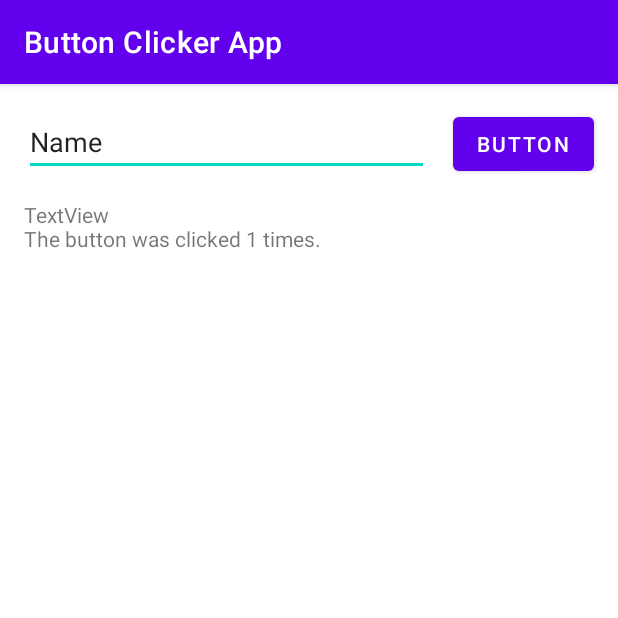
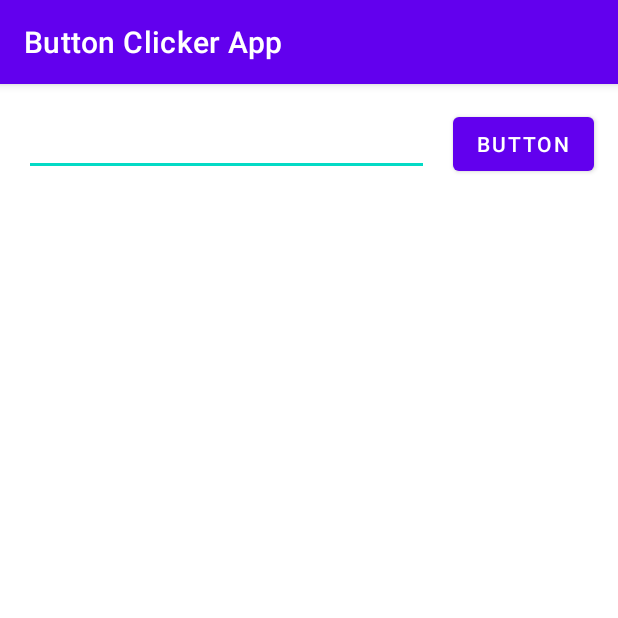
Before and after one commit to ca-chow/Button-Clicker-App, an Android app: the screen it shows after launch (MainActivity), after a tap on "BUTTON", on a phone screen of 412 x 824 dp, the top half of it. Run offline under Robolectric (Android 15) with nearby library versions, the phone set to English and light mode, and no system bars.

Commit message:
made button and userinput local vars, rotation does not work, started logcat

```diff
--- a/app/src/main/java/academy/learnprogramming/buttonclickerapp/MainActivity.kt
+++ b/app/src/main/java/academy/learnprogramming/buttonclickerapp/MainActivity.kt
@@ -2,21 +2,29 @@ package academy.learnprogramming.buttonclickerapp
 
 import androidx.appcompat.app.AppCompatActivity
 import android.os.Bundle
+import android.text.method.ScrollingMovementMethod
+import android.util.Log
 import android.view.View
 import android.widget.Button
 import android.widget.EditText
 import android.widget.TextView
 
+private val TAG = "MainActivity"
+
 class MainActivity : AppCompatActivity() {
     //"?" makes a variable a nullable type (or it can be null)
     //we init variables to null because we don't know what values they will have until
     // setContentView() runs
-    private var userInput: EditText? = null
-    private var button: Button? = null
+
+    //Don't need the following code
+    //private var userInput: EditText? = null
+    //private var button: Button? = null
+    //private var timesClicked = 0
     private var textView: TextView? = null
-    private var timesClicked = 0
 
     override fun onCreate(savedInstanceState: Bundle?) {
+        Log.d(TAG, "onCreate: pressed")
+
         super.onCreate(savedInstanceState)
         //if onCreate can't finish using bundle, super method has a chance to work on the data
         setContentView(R.layout.activity_main) //uses "activity_main.xml" to create the layout
@@ -26,15 +34,30 @@ class MainActivity : AppCompatActivity() {
         //all widgets are views
         //view is an android class that widgets extend - have similar behavior ie. put on layout
         //findViewById checks the layout and matches widgets according to their ids
-        userInput = findViewById<EditText>(R.id.editText)
-        button = findViewById<Button>(R.id.button)
+        //userInput = findViewById<EditText>(R.id.editText)
+        //button = findViewById<Button>(R.id.button)
+
+        //userInput and button become val because we do not need to edit them later
+            //we can also get rid of the question marks when we call those variables
+            //because they can no longer be null
+        val userInput: EditText = findViewById<EditText>(R.id.editText)
+        userInput.setText("")
+        val button: Button = findViewById<Button>(R.id.button)
         textView = findViewById<TextView>(R.id.textView)
+        textView?.movementMethod = ScrollingMovementMethod()
+        textView?.text = ""
 
         //if a widget is being interacted with - there is a callback func (ie. onClickListener())
-        button?.setOnClickListener(object: View.OnClickListener {
+        button.setOnClickListener(object: View.OnClickListener {
             override fun onClick(p0: View?) {
-                timesClicked += 1
-                textView?.append("\nThe button was clicked $timesClicked times.")
+                Log.d(TAG, "onClick: pressed")
+
+                textView?.append(userInput.text)
+                //userInput?.text because otherwise it will
+                // be a type mismatch btw CharSequence and EditText
+                textView?.append("\n")
+                //userInput.text.clear()
+                userInput.setText("")
             }
         })
     }
```
Also changed, not shown: 1 other file.
